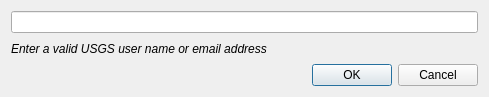
Qt form pymdwizard/gui/ui_files/USGSContactImporter.ui (DOI-USGS/fort-pymdwizard) before a commit.
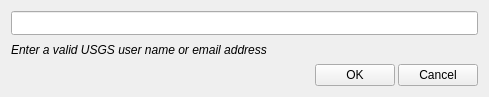
The same form after that commit.

Commit message: Fixed bug with second message pop up when bad name passed to USGS contact search

Diff of the .ui file:
```diff
--- a/pymdwizard/gui/ui_files/USGSContactImporter.ui
+++ b/pymdwizard/gui/ui_files/USGSContactImporter.ui
@@ -14,6 +14,9 @@
    <string>Import Contact Info from USGS Active Directory</string>
   </property>
   <layout class="QVBoxLayout" name="verticalLayout">
+   <property name="spacing">
+    <number>3</number>
+   </property>
    <item>
     <widget class="QLineEdit" name="le_usgs_ad_name">
      <property name="sizePolicy">
@@ -62,11 +65,35 @@
     </widget>
    </item>
    <item>
-    <widget class="QDialogButtonBox" name="buttonBox">
-     <property name="standardButtons">
-      <set>QDialogButtonBox::Cancel|QDialogButtonBox::Ok</set>
-     </property>
-    </widget>
+    <layout class="QHBoxLayout" name="horizontalLayout">
+     <item>
+      <spacer name="horizontalSpacer">
+       <property name="orientation">
+        <enum>Qt::Horizontal</enum>
+       </property>
+       <property name="sizeHint" stdset="0">
+        <size>
+         <width>40</width>
+         <height>20</height>
+        </size>
+       </property>
+      </spacer>
+     </item>
+     <item>
+      <widget class="QPushButton" name="btn_OK">
+       <property name="text">
+        <string>OK</string>
+       </property>
+      </widget>
+     </item>
+     <item>
+      <widget class="QPushButton" name="btn_cancel">
+       <property name="text">
+        <string>Cancel</string>
+       </property>
+      </widget>
+     </item>
+    </layout>
    </item>
   </layout>
  </widget>
```
The commit also changes 2 other files.
